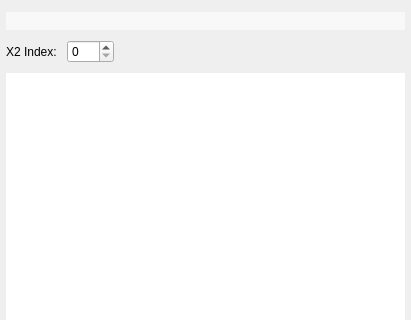
First picture: the form in src/mdaviz/resources/mda_file_table_view.ui, repository BCDA-APS/mdaviz, before the edit; both pictures show x 0 to 411 and y 0 to 320 of the 411 by 625 pixel window.
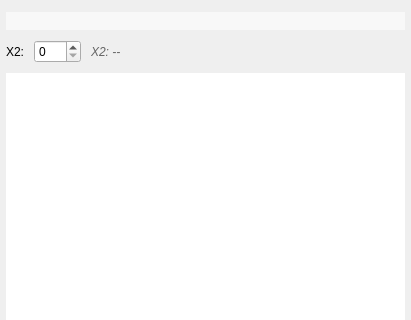
Second picture: the form after the edit.

Diff of the .ui file:
```diff
--- a/src/mdaviz/resources/mda_file_table_view.ui
+++ b/src/mdaviz/resources/mda_file_table_view.ui
@@ -71,7 +71,7 @@
       <item>
        <widget class="QLabel" name="x2Label">
         <property name="text">
-         <string>X2 Index:</string>
+         <string>X2:</string>
         </property>
        </widget>
       </item>
@@ -88,6 +88,19 @@
         </property>
        </widget>
       </item>
+      <item>
+       <widget class="QLabel" name="x2ValueLabel">
+        <property name="text">
+         <string>X2: --</string>
+        </property>
+        <property name="styleSheet">
+         <string notr="true">QLabel {
+    color: rgb(100, 100, 100);
+    font-style: italic;
+}</string>
+        </property>
+       </widget>
+      </item>
       <item>
        <spacer name="horizontalSpacer">
         <property name="orientation">
```
